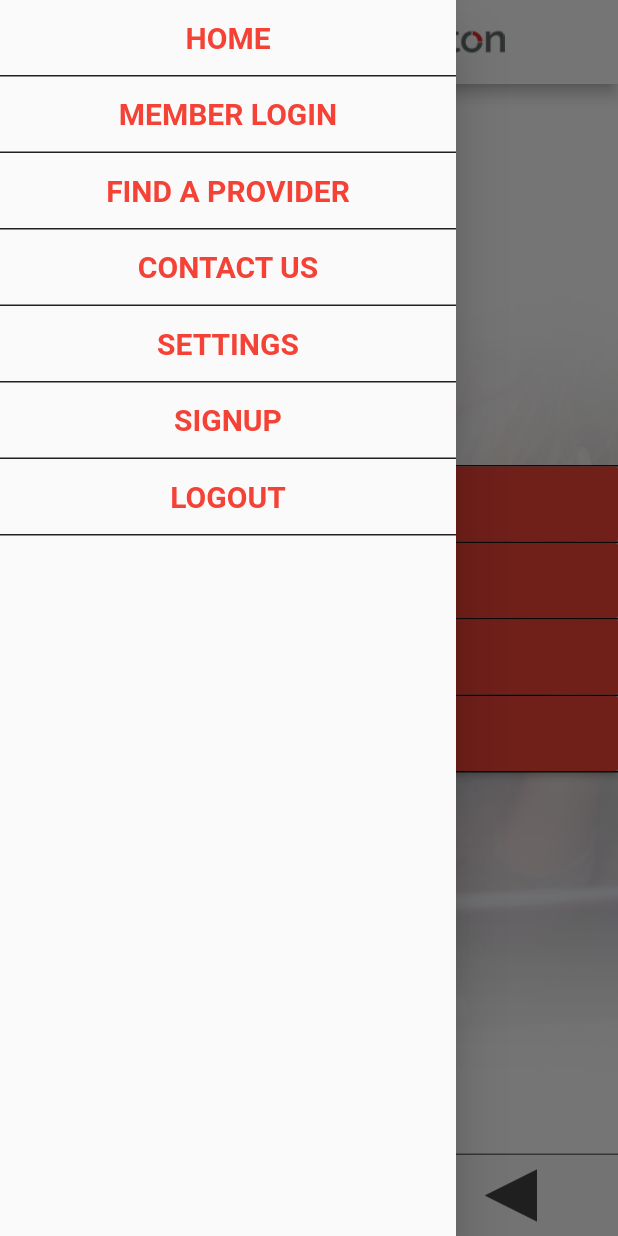
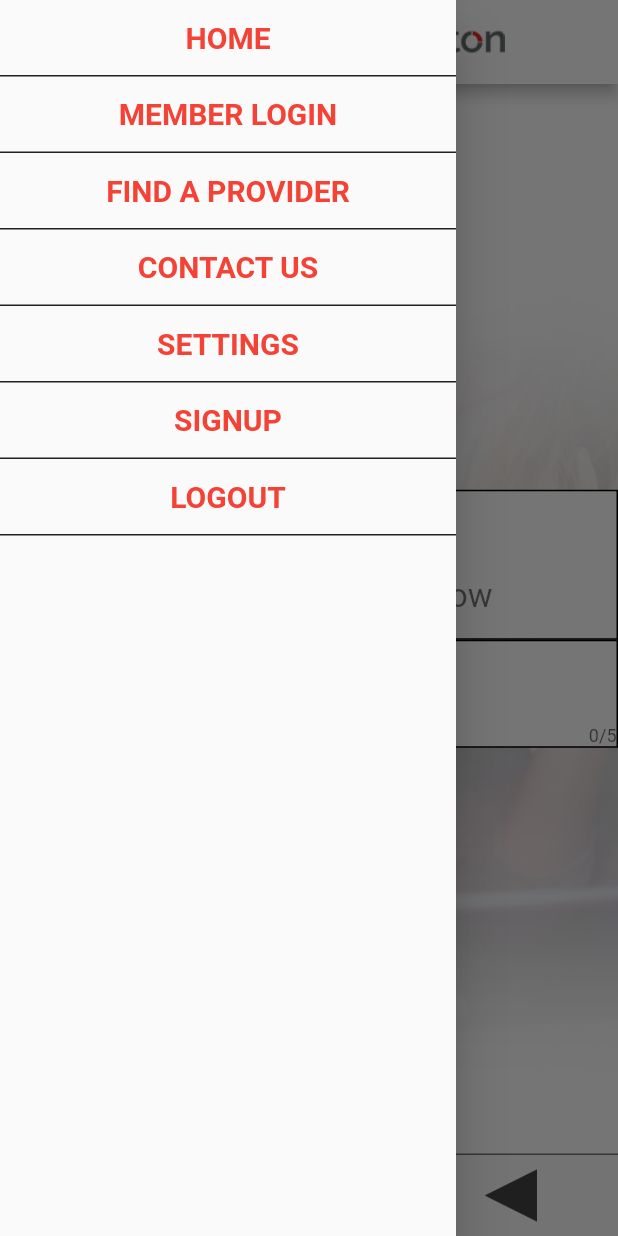
Before and after one commit to kaushikparmar/GetWellHealth, a Flutter app: the screen it shows after launch, in the side drawer, after a tap on "FIND A PROVIDER", on a phone screen of 412 x 824 dp. Run offline on Flutter 3.47's test engine with Material 2 defaults, Android fonts, the phone set to English and light mode, and no system bars; our stand-ins replace splashscreen.

Commit message:
Updated For Splash Screen and Find A Provider

```diff
--- a/lib/find-a-provider.dart
+++ b/lib/find-a-provider.dart
@@ -52,52 +52,66 @@ class _FindAProvider extends State<FindAProvider> {
 // Body Widget
 Widget body() {
   return new Container(
+    alignment: Alignment.center,
     decoration: BoxDecoration(
         image: DecorationImage(
-            fit: BoxFit.fitHeight, image: AssetImage('assets/images/bg.png'))),
-    child: new Center(
+            fit: BoxFit.cover, image: AssetImage('assets/images/bg.png'))),
     child: new Column(
       crossAxisAlignment: CrossAxisAlignment.center,
       mainAxisAlignment: MainAxisAlignment.center,
       children: <Widget>[
         new Container(
-            child: new Text('FIND A PROVIDER', style: new TextStyle(color: Colors.red, fontSize: 22.0))
+          alignment: Alignment.center,
+          height: 100.0,
+          decoration: BoxDecoration(
+            color: Colors.white,
+            border: Border.all(
+              color: Colors.black,
+              width: 1.0,
+            )
+          ),
+          child: new Column(
+            crossAxisAlignment: CrossAxisAlignment.center,
+            mainAxisAlignment: MainAxisAlignment.center,
+            children: <Widget>[
+                new Container(
+                  child: new Text('FIND A PROVIDER', style: new TextStyle(color: Colors.red, fontSize: 22.0, fontWeight: FontWeight.bold)),
+                  margin: EdgeInsets.all(8.0),
                 ),
                 new Container(
                   child: new Text('Enter your zipcode below', style: new TextStyle(color: Colors.black54, fontSize: 22.0))
                 ),
+              ],
+            ),
+        ),
         new Container(
-            child: new Row(
-              // crossAxisAlignment: CrossAxisAlignment.center,
-              // mainAxisAlignment: MainAxisAlignment.center,
+          alignment: Alignment.center,
+          // height: 50.0,
+          decoration: BoxDecoration(
+            color: Colors.white,
+            border: Border.all(
+              color: Colors.black,
+              width: 1.0,
+            )
+          ),
+          child: new Column(
+            crossAxisAlignment: CrossAxisAlignment.center,
+            mainAxisAlignment: MainAxisAlignment.center,
             children: <Widget>[
-                new TextField(
-                  decoration: InputDecoration.collapsed(hintText: 'Zip Code'),
+                new Container(
+                  child: new TextFormField(
+                    decoration: InputDecoration(hintText: 'Zip Code', border: InputBorder.none),
+                    textAlign: TextAlign.center,
+                    keyboardType: TextInputType.number,
+                    cursorColor: Colors.black45,
+                    maxLength: 5,
+                    maxLines: 1,
                   ),
-                new MaterialButton(
-                minWidth: 50.0,
-                height: 50.0,
-                child: new Image.asset('assets/images/locationPointer.png', height: 25.0),
-                color: Colors.red,
-                textColor: Colors.white,
-                onPressed: () {}),
-              ],
-            )
-            // child: new MaterialButton(
-            //     minWidth: double.maxFinite,
-            //     height: 50.0,
-            //     child: new Text('FIND A PROVIDER',
-            //         style: new TextStyle(color: Colors.white, fontSize: 20.0)),
-            //     color: Colors.red,
-            //     textColor: Colors.white,
-            //     onPressed: () {}),
-            // decoration: const BoxDecoration(
-            //     border: const Border(
-            //         bottom: const BorderSide(width: 1.0, color: Colors.black87),
-            //         top: const BorderSide(width: 1.0, color: Colors.black87))),
                 )
               ],
             ),
-    ),
+        )
+      ],
+    )
   );
 }
--- a/lib/main.dart
+++ b/lib/main.dart
@@ -1,4 +1,5 @@
 import 'package:flutter/material.dart';
+import 'package:splashscreen/splashscreen.dart';
 import 'home.dart';
 import 'find-a-provider.dart';
 
@@ -16,9 +17,24 @@ class MyApp extends StatelessWidget {
       // home: new MyHomePage(),
       initialRoute: '/',
       routes: {
-        '/': (context) => MyHomePage(title: 'Careington'),
+        '/': (context) => AfterSplash(),
+        'home': (context) => MyHomePage(title: 'Careington'),
         'find-a-provider': (context) => FindAProvider(title: 'FindAProvider')
       }
     );
   }
 }
+
+
+class AfterSplash extends StatelessWidget {
+  @override
+  Widget build(BuildContext context) {
+    return new SplashScreen(
+      seconds: 5,
+      navigateAfterSeconds: new FindAProvider(title: 'Careington'),
+      imageBackground: AssetImage('assets/images/splash.png'),
+      backgroundColor: Colors.white,
+      loaderColor: Colors.red,
+    );
+  }
+}
--- a/pubspec.yaml
+++ b/pubspec.yaml
@@ -4,7 +4,7 @@ description: A new Flutter project.
 dependencies:
   flutter:
     sdk: flutter
-  splashscreen:
+  splashscreen: ^1.2.0
 
   # The following adds the Cupertino Icons font to your application.
   # Use with the CupertinoIcons class for iOS style icons.
@@ -35,6 +35,8 @@ flutter:
    - assets/images/search.png
    - assets/images/back.png
    - assets/images/bg.png
+   - assets/images/splash.png
+
   #  - assets/images/a_dot_ham.jpeg
 
   # An image asset can refer to one or more resolution-specific "variants", see
```
Also changed, not shown: assets/images/splash.png (added), pubspec.lock. Lines whose indentation alone changed are shown as unchanged.
